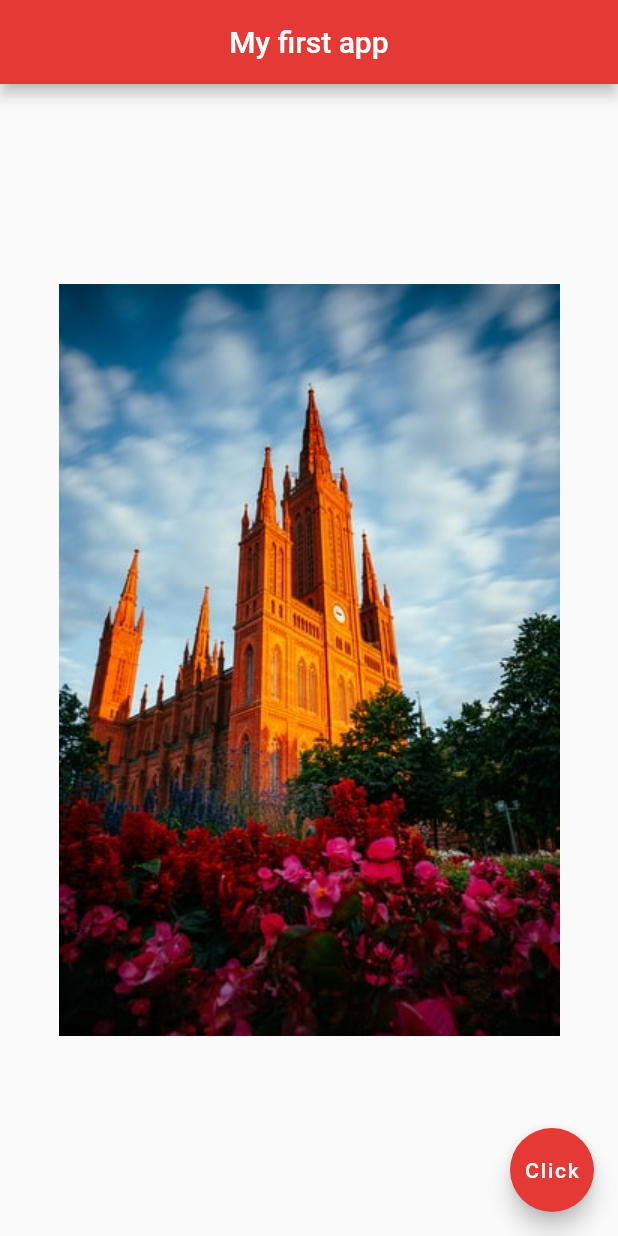
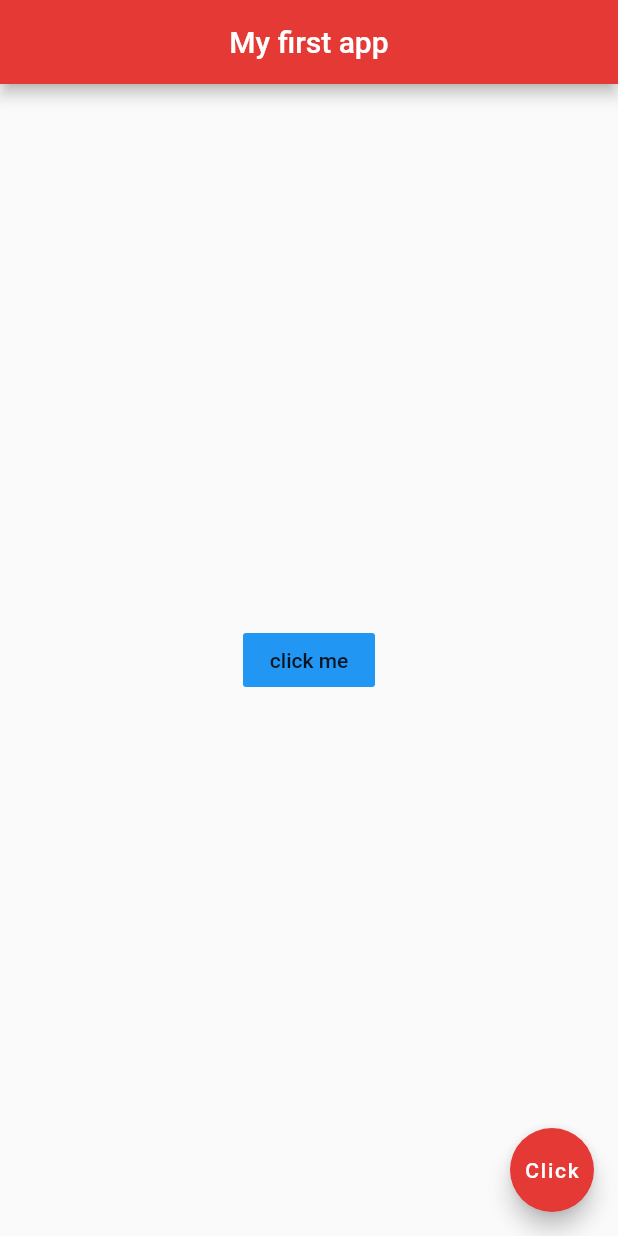
Before and after one commit to whatcodehaveyougit/flutter_net_ninja, a Flutter app: the screen it shows after launch, on a phone screen of 412 x 824 dp. Run offline on Flutter 3.47's test engine with Material 2 defaults, Android fonts, the phone set to English and light mode, and no system bars.

Commit message:
Lesson 9:  Button made and giving output to terminal onClick

```diff
--- a/lib/main.dart
+++ b/lib/main.dart
@@ -17,8 +17,12 @@ class Home extends StatelessWidget {
         ),
         body: Center(
        // It seems like you are only allowed one child inside one widget
-          child:
-          Image.asset('assets/images/space.png'),
+          child: FlatButton(onPressed: () {
+            print('you clicke me');
+          },
+          child: Text('click me'),
+          color: Colors.blue
+          )
         ),
 
         floatingActionButton: FloatingActionButton(
```
